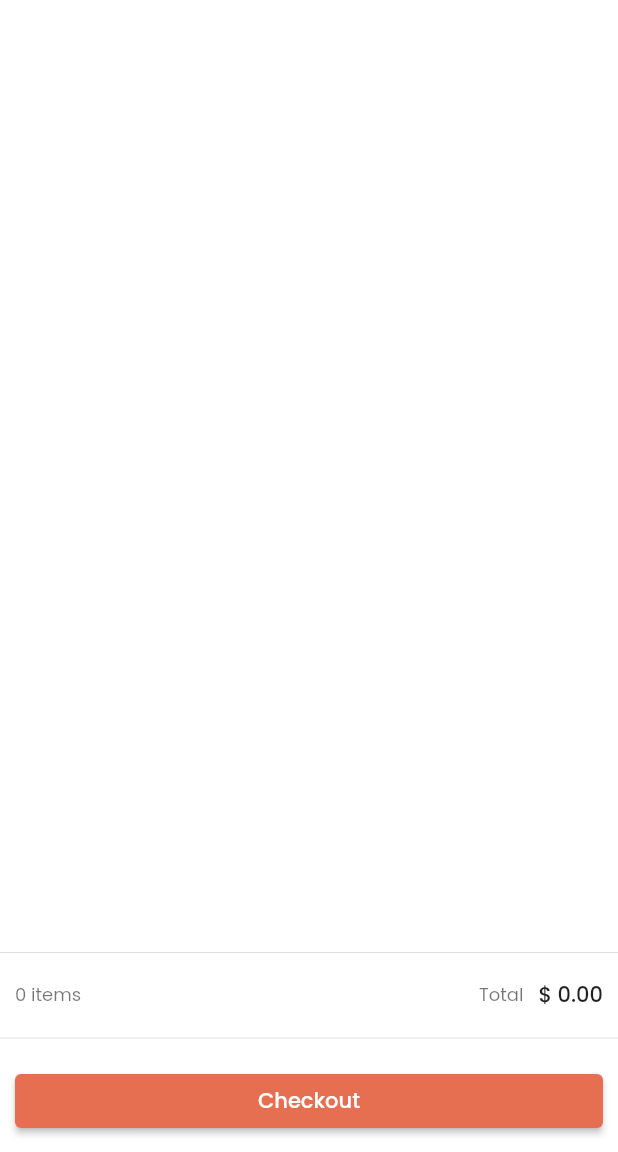
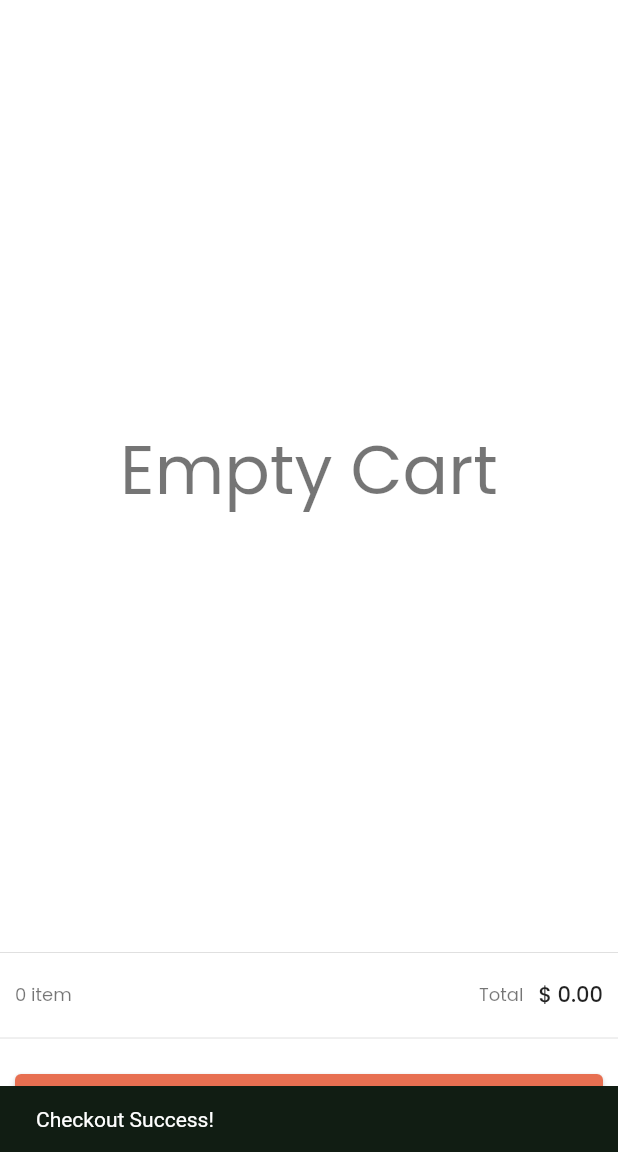
Before and after one commit to airacalins/ffuf_20220523_shop_app, a Flutter app: the CartScreen screen opened by its route, after a tap on "Checkout", on a phone screen of 412 x 824 dp, the part 84-1236 px from its top. Run offline on Flutter 3.47's test engine with Material 2 defaults, Android fonts, the phone set to English and light mode, and no system bars; network calls fail.

Commit message:
added checkout

```diff
--- a/lib/main.dart
+++ b/lib/main.dart
@@ -1,7 +1,6 @@
 // ignore_for_file: prefer_const_constructors, deprecated_member_use
 
 import 'package:flutter/material.dart';
-import 'package:flutter_playground/screens/cart/cart_screen.dart';
 import 'package:provider/provider.dart';
 
 import 'package:flutter_playground/models/models.dart';
@@ -29,6 +28,7 @@ class MyApp extends StatelessWidget {
       providers: [
         ChangeNotifierProvider(create: (context) => Products()),
         ChangeNotifierProvider(create: (context) => Cart()),
+        ChangeNotifierProvider(create: (context) => Orders()),
       ],
       child: MaterialApp(
         debugShowCheckedModeBanner: false,
--- a/lib/models/cart.dart
+++ b/lib/models/cart.dart
@@ -16,7 +16,7 @@ class CartItem {
 }
 
 class Cart with ChangeNotifier {
-  final Map<String, CartItem> _cartItems = <String, CartItem>{};
+  Map<String, CartItem> _cartItems = <String, CartItem>{};
 
   Map<String, CartItem> get cartItems => _cartItems;
   int get itemCount => _cartItems.length;
@@ -83,4 +83,14 @@ class Cart with ChangeNotifier {
     }
     notifyListeners();
   }
+
+  void removeItem(String productId) {
+    _cartItems.remove(productId);
+    notifyListeners();
+  }
+
+  void clear() {
+    _cartItems = {};
+    notifyListeners();
+  }
 }
--- a/lib/models/models.dart
+++ b/lib/models/models.dart
@@ -1,3 +1,4 @@
 export 'package:flutter_playground/models/product.dart';
 export 'package:flutter_playground/models/products.dart';
 export 'package:flutter_playground/models/cart.dart';
+export 'package:flutter_playground/models/orders.dart';
--- /dev/null
+++ b/lib/models/orders.dart
@@ -0,0 +1,39 @@
+// ignore_for_file: public_member_api_docs, sort_constructors_first
+import 'dart:collection';
+
+import 'package:flutter/material.dart';
+
+import 'package:flutter_playground/models/models.dart';
+
+class OrderItem {
+  final String id;
+  final double amount;
+  final List<CartItem> products;
+  final DateTime dateTime;
+
+  OrderItem({
+    required this.id,
+    required this.amount,
+    required this.products,
+    required this.dateTime,
+  });
+}
+
+class Orders with ChangeNotifier {
+  List<OrderItem> _orders = List.empty(growable: true);
+
+  UnmodifiableListView<OrderItem> get orders => UnmodifiableListView([..._orders]);
+
+  void addOrder(List<CartItem> cartProducts, double total) {
+    _orders.insert(
+      0,
+      OrderItem(
+        id: DateTime.now().toString(),
+        amount: total,
+        products: cartProducts,
+        dateTime: DateTime.now(),
+      ),
+    );
+    notifyListeners();
+  }
+}
--- a/lib/models/products.dart
+++ b/lib/models/products.dart
@@ -9,7 +9,7 @@ class Products with ChangeNotifier {
   final List<Product> _products = ProductsData().products;
   var showFavoriteProducts = false;
 
-  UnmodifiableListView<Product> get products => UnmodifiableListView(_products);
+  UnmodifiableListView<Product> get products => UnmodifiableListView([..._products]);
   UnmodifiableListView<Product> get favoriteProducts => UnmodifiableListView(_products.where((p) => p.isFavorite));
   int get productsCount => _products.length;
 
--- a/lib/screens/cart/cart_screen.dart
+++ b/lib/screens/cart/cart_screen.dart
@@ -11,7 +11,28 @@ class CartScreen extends StatelessWidget {
   @override
   Widget build(BuildContext context) {
     final cartData = Provider.of<Cart>(context);
+    final orderData = Provider.of<Orders>(context);
     final textTheme = Theme.of(context).textTheme;
+
+    void handleCheckout() {
+      orderData.addOrder(
+        cartData.cartItems.values.toList(),
+        cartData.totalAmount,
+      );
+      cartData.clear();
+
+      ScaffoldMessenger.of(context)
+        ..removeCurrentSnackBar()
+        ..showSnackBar(
+          SnackBar(
+            content: const Text(
+              'Checkout Success!',
+            ),
+            duration: Duration(seconds: 1),
+            backgroundColor: Theme.of(context).primaryColor,
+          ),
+        );
+    }
 
     return Scaffold(
       appBar: AppBar(
@@ -21,7 +42,18 @@ class CartScreen extends StatelessWidget {
       body: Column(
         children: [
           Expanded(
-            child: CartList(),
+            child: cartData.cartItems.isEmpty
+                ? Container(
+                    width: double.infinity,
+                    height: double.infinity,
+                    child: Center(
+                      child: Text(
+                        'Empty Cart',
+                        style: textTheme.headline3,
+                      ),
+                    ),
+                  )
+                : CartList(),
           ),
           Column(
             children: [
@@ -32,7 +64,7 @@ class CartScreen extends StatelessWidget {
                   mainAxisAlignment: MainAxisAlignment.spaceBetween,
                   children: [
                     Text(
-                      '${cartData.itemCount} ${cartData.itemCount == 1 ? 'item' : 'items'}',
+                      '${cartData.itemCount} ${cartData.itemCount <= 1 ? 'item' : 'items'}',
                       style: textTheme.caption,
                     ),
                     Row(
@@ -60,7 +92,7 @@ class CartScreen extends StatelessWidget {
                 width: double.infinity,
                 child: ElevatedButton(
                   style: ElevatedButton.styleFrom(primary: Theme.of(context).accentColor),
-                  onPressed: () {},
+                  onPressed: handleCheckout,
                   child: const Text(
                     'Checkout',
                   ),
```
Also changed, not shown: lib/widgets/cart/cart_tile.dart (+34 -5 lines).
